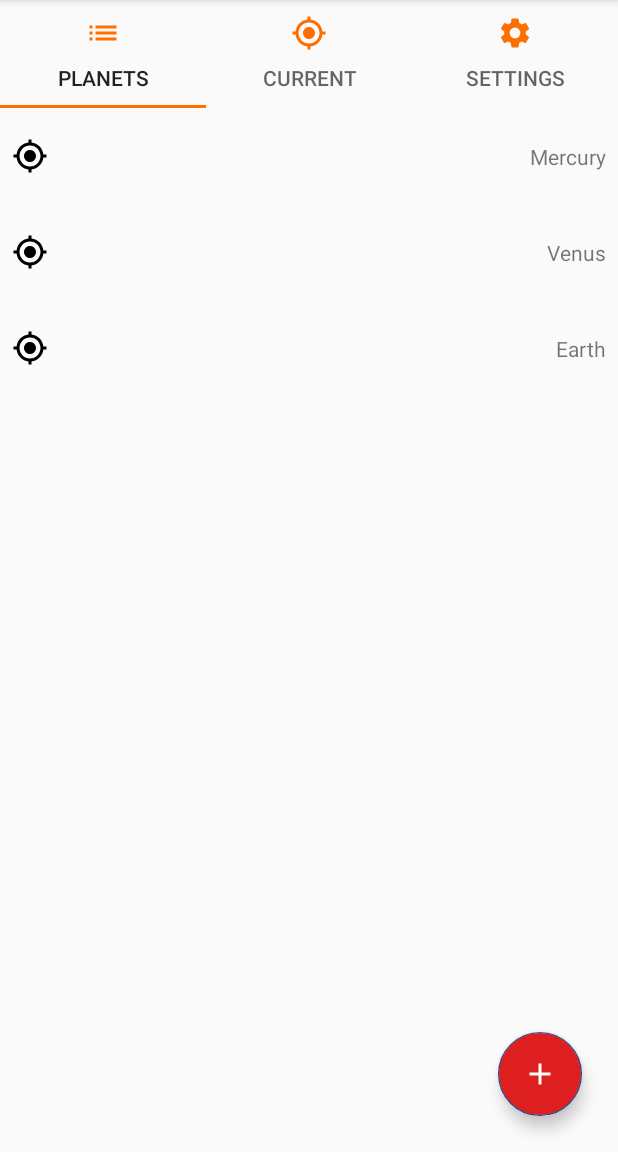
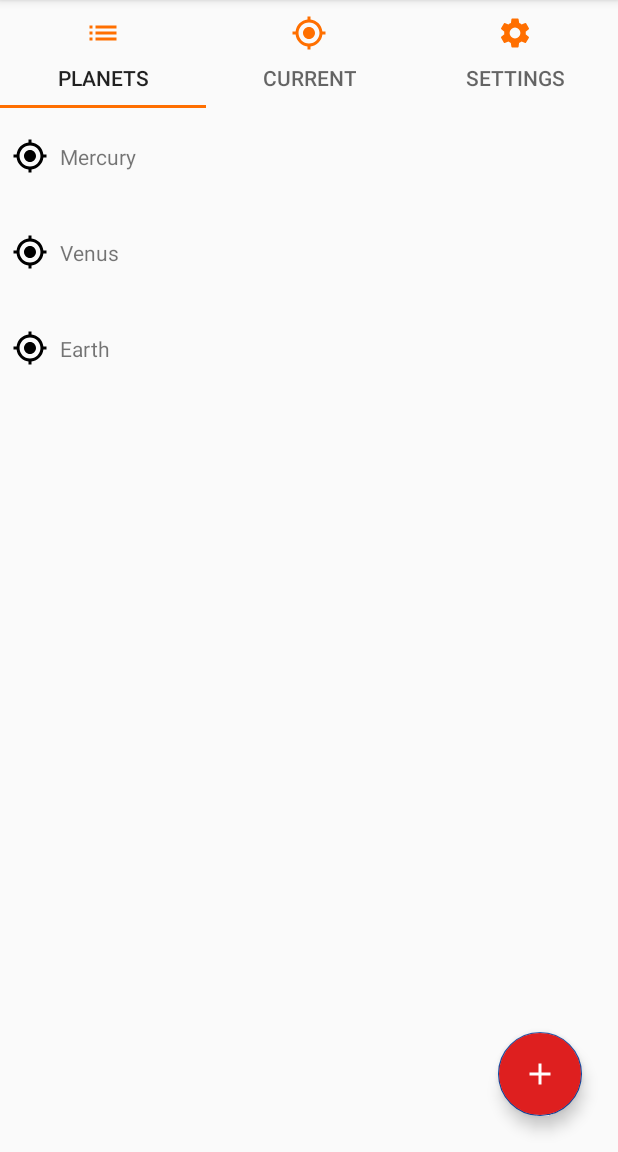
Before and after one commit to steverichey/im361, an Android app: the screen it shows after launch (MainActivity), on a phone screen of 412 x 824 dp, the part 84-1236 px from its top. Run offline under Robolectric (Android 15) with nearby library versions, the phone set to English and light mode, and no system bars.

Commit message:
fix constraints on planet item view

```diff
--- a/examples/android/app/src/main/res/layout/view_planet_item.xml
+++ b/examples/android/app/src/main/res/layout/view_planet_item.xml
@@ -26,9 +26,9 @@
         android:layout_marginTop="8dp"
         android:layout_marginEnd="8dp"
         android:layout_marginBottom="8dp"
-        android:text="Unknown Planet"
+        android:text="Default Text"
         app:layout_constraintBottom_toBottomOf="parent"
         app:layout_constraintEnd_toEndOf="parent"
-        app:layout_constraintStart_toEndOf="@+id/imageView2"
+        app:layout_constraintStart_toEndOf="@+id/planet_image_view"
         app:layout_constraintTop_toTopOf="parent" />
 </com.steverichey.interplanetarycalendar.PlanetItemView>
```
